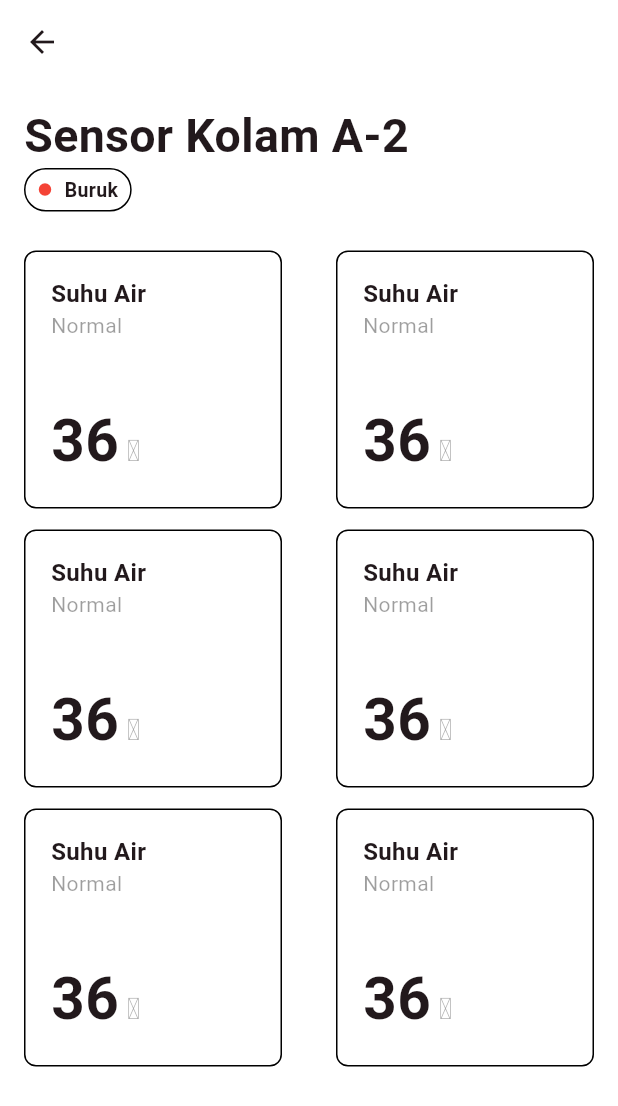
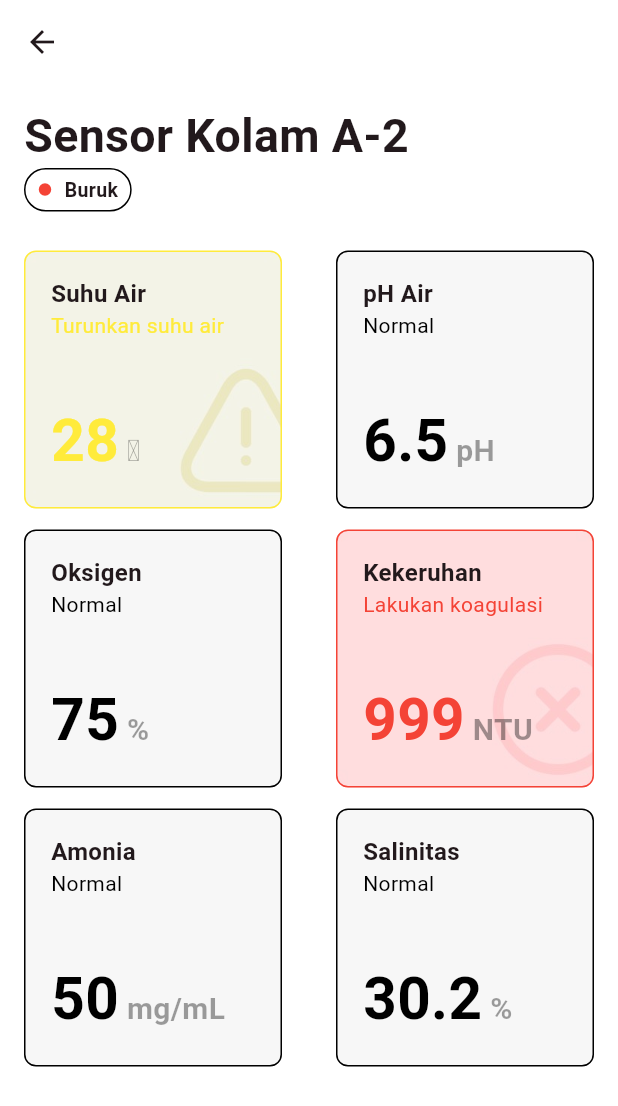
Before and after one commit to haikallf/smart_water_meter, a Flutter app: the screen it shows after launch, after a tap on "Sensor Kolam A-1", on a phone screen of 412 x 824 dp. Shown: the top 1106 px of the screen. Run offline on Flutter 3.47's test engine with Material 2 defaults, Android fonts, the phone set to English and light mode, and no system bars; our stand-ins replace tuple.

Commit message:
add parameter background assets and dynamic parameter card

```diff
--- a/lib/components/abnormal_sensor_card.dart
+++ b/lib/components/abnormal_sensor_card.dart
@@ -49,7 +49,7 @@ class _AbnormalSensorCardState extends State<AbnormalSensorCard> {
                     text: "2",
                     style: const TextStyle(
                         fontSize: 31, fontWeight: FontWeight.w700)),
-                TextSpan(text: " Sensor", style: TextStyle(fontSize: 13))
+                const TextSpan(text: " Sensor", style: TextStyle(fontSize: 13))
               ])),
           Text(
             "Tidak Normal",
--- a/lib/components/sensor_card.dart
+++ b/lib/components/sensor_card.dart
@@ -31,7 +31,7 @@ class _SensorCardState extends State<SensorCard> {
               Column(
                 crossAxisAlignment: CrossAxisAlignment.start,
                 children: [
-                  SensorTag(status: "baik"),
+                  SensorTag(sensorStatus: "baik"),
                   Text(
                     "Sensor Kolam A-1",
                     style: TextStyle(fontSize: 20, fontWeight: FontWeight.w700),
--- a/lib/components/sensor_detail_tag.dart
+++ b/lib/components/sensor_detail_tag.dart
@@ -2,8 +2,8 @@ import 'package:flutter/material.dart';
 import 'package:tuple/tuple.dart';
 
 class SensorDetailTag extends StatefulWidget {
-  const SensorDetailTag({super.key, required this.status});
-  final String status; // baik, cukup, buruk
+  const SensorDetailTag({super.key, required this.sensorStatus});
+  final String sensorStatus; // baik, cukup, buruk
 
   @override
   State<SensorDetailTag> createState() => _SensorDetailTagState();
@@ -11,7 +11,7 @@ class SensorDetailTag extends StatefulWidget {
 
 class _SensorDetailTagState extends State<SensorDetailTag> {
   Tuple2<Color, String> getSensorTag() {
-    switch (widget.status) {
+    switch (widget.sensorStatus) {
       case "baik":
         return const Tuple2<Color, String>((Colors.green), "Baik");
       case "cukup":
--- a/lib/components/sensor_parameter_card.dart
+++ b/lib/components/sensor_parameter_card.dart
@@ -1,22 +1,52 @@
 import 'package:flutter/material.dart';
+import 'package:tuple/tuple.dart';
 
 class SensorParameterCard extends StatefulWidget {
-  const SensorParameterCard({super.key});
+  const SensorParameterCard(
+      {super.key,
+      required this.parameterName,
+      required this.parameterValue,
+      required this.parameterUnit,
+      required this.parameterStatus,
+      this.parameterRecommendation});
+
+  final String parameterName;
+  final String parameterValue;
+  final String parameterUnit;
+  final String parameterStatus; // normal, warning, danger
+  final String? parameterRecommendation;
 
   @override
   State<SensorParameterCard> createState() => _SensorParameterCardState();
 }
 
 class _SensorParameterCardState extends State<SensorParameterCard> {
+  Tuple2<Color, AssetImage> getParameterColorAndBackground() {
+    switch (widget.parameterStatus) {
+      case "warning":
+        return const Tuple2<Color, AssetImage>(
+            (Colors.yellow), AssetImage('assets/warning-parameter.jpeg'));
+      case "danger":
+        return const Tuple2<Color, AssetImage>(
+            (Colors.red), AssetImage('assets/danger-parameter.jpeg'));
+      default:
+        return const Tuple2<Color, AssetImage>(
+            (Colors.black), AssetImage('assets/normal-parameter.jpeg'));
+    }
+  }
+
   @override
   Widget build(BuildContext context) {
     return Container(
       height: 172,
       width: 172,
-      padding: EdgeInsets.symmetric(vertical: 16, horizontal: 17),
+      padding: const EdgeInsets.symmetric(vertical: 16, horizontal: 17),
       decoration: BoxDecoration(
           borderRadius: BorderRadius.circular(8),
-          border: Border.all(color: Colors.black)),
+          border: Border.all(color: getParameterColorAndBackground().item1),
+          image: DecorationImage(
+              image: getParameterColorAndBackground().item2,
+              fit: BoxFit.cover)),
       child: Column(
           mainAxisAlignment: MainAxisAlignment.spaceBetween,
           crossAxisAlignment: CrossAxisAlignment.start,
@@ -25,12 +55,16 @@ class _SensorParameterCardState extends State<SensorParameterCard> {
               crossAxisAlignment: CrossAxisAlignment.start,
               children: [
                 Text(
-                  "Suhu Air",
-                  style: TextStyle(fontSize: 16, fontWeight: FontWeight.w700),
+                  widget.parameterName,
+                  style: const TextStyle(
+                      fontSize: 16, fontWeight: FontWeight.w700),
                 ),
                 Text(
-                  "Normal",
-                  style: TextStyle(color: Colors.black38),
+                  widget.parameterStatus == "normal"
+                      ? "Normal"
+                      : widget.parameterRecommendation ?? "null",
+                  style:
+                      TextStyle(color: getParameterColorAndBackground().item1),
                 )
               ],
             ),
@@ -40,12 +74,14 @@ class _SensorParameterCardState extends State<SensorParameterCard> {
                     style: DefaultTextStyle.of(context).style,
                     children: [
                   TextSpan(
-                      text: "36",
-                      style:
-                          TextStyle(fontSize: 39, fontWeight: FontWeight.w700)),
+                      text: widget.parameterValue,
+                      style: TextStyle(
+                          fontSize: 39,
+                          fontWeight: FontWeight.w700,
+                          color: getParameterColorAndBackground().item1)),
                   TextSpan(
-                      text: " ℃",
-                      style: TextStyle(
+                      text: widget.parameterUnit,
+                      style: const TextStyle(
                           fontSize: 20,
                           fontWeight: FontWeight.w700,
                           color: Colors.black38))
--- a/lib/components/sensor_tag.dart
+++ b/lib/components/sensor_tag.dart
@@ -2,8 +2,8 @@ import 'package:flutter/material.dart';
 import 'package:tuple/tuple.dart';
 
 class SensorTag extends StatefulWidget {
-  const SensorTag({super.key, required this.status});
-  final String status; // baik, cukup, buruk
+  const SensorTag({super.key, required this.sensorStatus});
+  final String sensorStatus; // baik, cukup, buruk
 
   @override
   State<SensorTag> createState() => _SensorTagState();
@@ -11,7 +11,7 @@ class SensorTag extends StatefulWidget {
 
 class _SensorTagState extends State<SensorTag> {
   Tuple2<Color, String> getSensorTag() {
-    switch (widget.status) {
+    switch (widget.sensorStatus) {
       case "baik":
         return const Tuple2<Color, String>((Colors.green), "Baik");
       case "cukup":
--- a/lib/pages/sensor_detail_page.dart
+++ b/lib/pages/sensor_detail_page.dart
@@ -34,7 +34,7 @@ class _SensorDetailPageState extends State<SensorDetailPage> {
                       ),
 
                       // MARK: Sensor Quality Tag
-                      SensorDetailTag(status: "buruk")
+                      SensorDetailTag(sensorStatus: "buruk")
                     ])),
             Padding(
               padding: const EdgeInsets.symmetric(vertical: 14),
@@ -43,28 +43,64 @@ class _SensorDetailPageState extends State<SensorDetailPage> {
                   children: [
                     Column(
                       children: [
-                        SensorParameterCard(),
+                        SensorParameterCard(
+                          parameterName: "Suhu Air",
+                          parameterValue: "28",
+                          parameterUnit: " ℃",
+                          parameterStatus: "warning",
+                          parameterRecommendation: "Turunkan suhu air",
+                        ),
                         const SizedBox(
                           height: 14,
                         ),
-                        SensorParameterCard(),
+                        SensorParameterCard(
+                          parameterName: "Oksigen",
+                          parameterValue: "75",
+                          parameterUnit: " %",
+                          parameterStatus: "normal",
+                          parameterRecommendation: "Turunkan suhu air",
+                        ),
                         SizedBox(
                           height: 14,
                         ),
-                        SensorParameterCard(),
+                        SensorParameterCard(
+                          parameterName: "Amonia",
+                          parameterValue: "50",
+                          parameterUnit: " mg/mL",
+                          parameterStatus: "normal",
+                          parameterRecommendation: "Turunkan suhu air",
+                        ),
                       ],
                     ),
                     Column(
                       children: [
-                        SensorParameterCard(),
+                        SensorParameterCard(
+                          parameterName: "pH Air",
+                          parameterValue: "6.5",
+                          parameterUnit: " pH",
+                          parameterStatus: "normal",
+                          parameterRecommendation: "Turunkan suhu air",
+                        ),
                         const SizedBox(
                           height: 14,
                         ),
-                        SensorParameterCard(),
+                        SensorParameterCard(
+                          parameterName: "Kekeruhan",
+                          parameterValue: "999",
+                          parameterUnit: " NTU",
+                          parameterStatus: "danger",
+                          parameterRecommendation: "Lakukan koagulasi",
+                        ),
                         const SizedBox(
                           height: 14,
                         ),
-                        SensorParameterCard(),
+                        SensorParameterCard(
+                          parameterName: "Salinitas",
+                          parameterValue: "30.2",
+                          parameterUnit: " %",
+                          parameterStatus: "normal",
+                          parameterRecommendation: "Turunkan suhu air",
+                        ),
                       ],
                     )
                   ]),
```
Also changed, not shown: assets/danger-parameter.jpeg (added), assets/normal-parameter.jpeg (added), assets/warning-parameter.jpeg (added).
